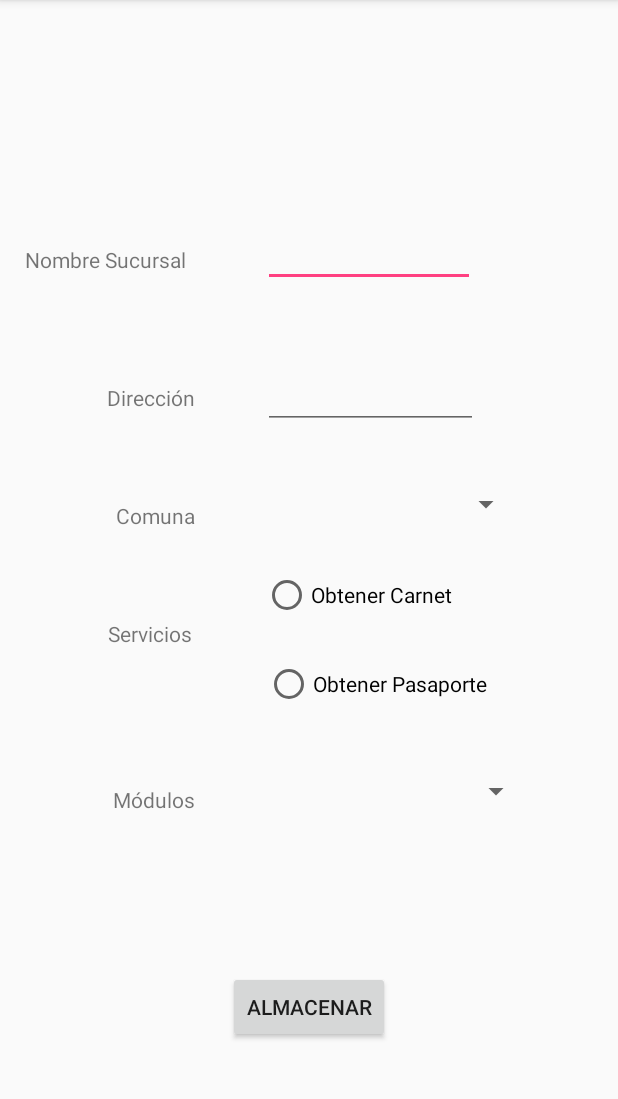
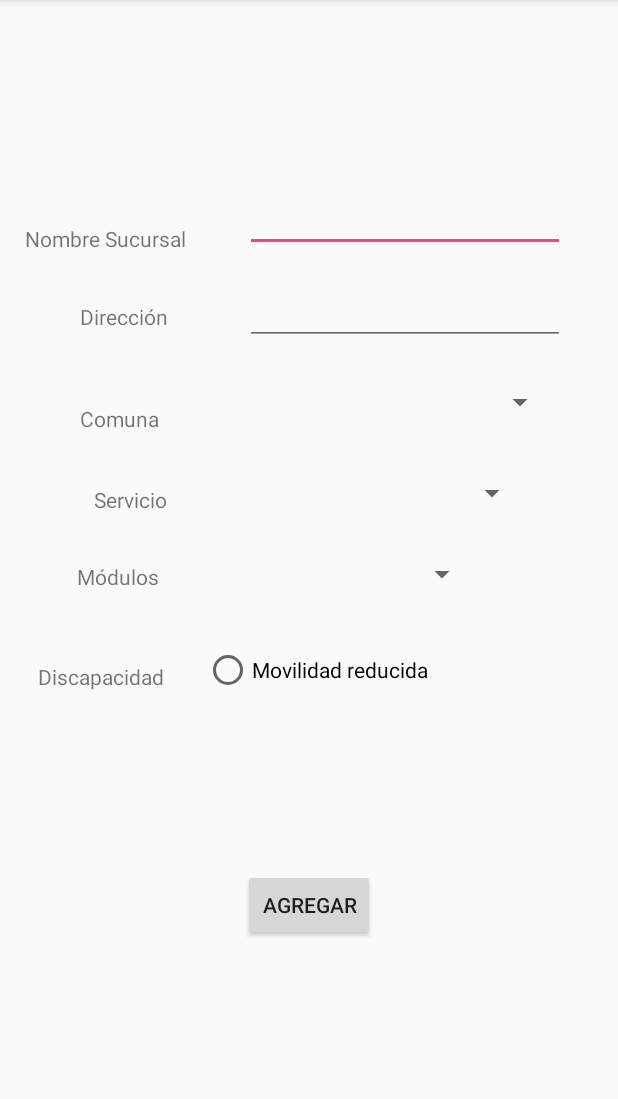
Before and after one commit to cmardonespino/Proyecto_Disenio2.0, an Android app: the screen it shows after launch (LlenarTablas before the commit, LlenarTablaSucursal after it), after a tap on "LLENAR BASE DE DATOS", on a phone screen of 412 x 824 dp, the part 84-1183 px from its top. Run offline under Robolectric (Android 15) with nearby library versions, the phone set to English and light mode, and no system bars.

Commit message:
se hicieron muchas modificaciones que ya no me acuerdo :(, PERO, lo ultimo que le acabo de hacer fue agregar una nueva vista con todas sus funcionalidades (controlador/llenartablasucursal) y el string.xml para los radiobutton, solucione el problema de no encontrar la base de datos a traves del Android Device Monitor, etc!

```diff
--- a/app/src/main/AndroidManifest.xml
+++ b/app/src/main/AndroidManifest.xml
@@ -16,7 +16,7 @@
                 <category android:name="android.intent.category.LAUNCHER" />
             </intent-filter>
         </activity>
-        <activity android:name=".Controlador.LlenarTablas"></activity>
+        <activity android:name=".Controlador.LlenarTablaSucursal"></activity>
     </application>
 
 </manifest>
--- a/app/src/main/java/com/example/carlosandres/turnpass/Controlador/MainActivity.java
+++ b/app/src/main/java/com/example/carlosandres/turnpass/Controlador/MainActivity.java
@@ -1,11 +1,18 @@
 package com.example.carlosandres.turnpass.Controlador;
 
+import android.content.ContentValues;
 import android.content.Intent;
+import android.database.sqlite.SQLiteDatabase;
 import android.support.v7.app.AppCompatActivity;
 import android.os.Bundle;
 import android.view.View;
+import android.widget.Button;
+import android.widget.Toast;
 
+import com.example.carlosandres.turnpass.Modelo.Sucursal;
 import com.example.carlosandres.turnpass.R;
+
+import java.util.ArrayList;
 
 /***************************** R E F E R E N C I A S *******************************/
 
@@ -14,6 +21,21 @@ import com.example.carlosandres.turnpass.R;
 /* https://developer.android.com/training/custom-views/create-view.html */
 /* http://sqlitebrowser.org/ */
 /* https://stackoverflow.com/questions/17529766/view-contents-of-database-file-in-android-studio */
+/* https://developer.android.com/training/basics/data-storage/databases.html?hl=es-419 */
+/* https://sqlite.org/cli.html */
+
+/* LINK DE AYUDA PARA ACCEDER Y MOSTRAR DATOS DE BASE DE DATOS */
+/* https://stackoverflow.com/questions/13006315/how-to-access-data-data-folder-in-android-device */
+/* https://stackoverflow.com/questions/18370219/how-to-use-adb-in-android-studio-to-view-an-sqlite-db */
+
+/* PARA MOSTRAR BASE DE DATOS DIRIGIRSE A TRAVES DEL TERMINAL A ~/AppData/Local/Android/Sdk/platform-tools */
+/* LUEGO  ESCRIBIR ./adb shell */
+/* LUEGO ESCRIBIR run-as <nombre de paquete>, en este caso com.example.carlosandres.turnpass */
+/* ACCEDER A LA CARPETA databases */
+/* escribir sqlite3 Sucursal.db */
+/* PARA MOSTRAR DATOS, ESCRIBIR SELECT * FROM <nombre de tabla> */
+/* PARA SALIR DE LA SHELL DE SQLITE3, ESCRIBIR .exit */
+/* ENJOY :D */
 
 /***********************************************************************************/
 
@@ -25,8 +47,11 @@ public class MainActivity extends AppCompatActivity {
         setContentView(R.layout.activity_main);
     }
 
-    public void VistaLlenarTablas(View vistaLlenarTablas){
-        Intent intent = new Intent(this, LlenarTablas.class);
+
+    public void onClickBtn(View v){
+
+        Intent intent = new Intent(this, LlenarTablaSucursal.class);
+        intent.putStringArrayListExtra("test", null);
         startActivity(intent);
     }
 }
--- a/app/src/main/res/layout/activity_llenar_tablas.xml
+++ b/app/src/main/res/layout/activity_llenar_tabla_sucursal.xml
@@ -4,80 +4,60 @@
     xmlns:tools="http://schemas.android.com/tools"
     android:layout_width="match_parent"
     android:layout_height="match_parent"
-    tools:context="com.example.carlosandres.turnpass.Controlador.LlenarTablas">
+    tools:context="com.example.carlosandres.turnpass.Controlador.LlenarTablaSucursal">
 
     <Button
-        android:id="@+id/botonAlmacenar"
-        android:text="Almacenar"
-        android:onClick="llenarTablas"
-
+        android:id="@+id/botonAgregar"
         android:layout_width="wrap_content"
         android:layout_height="wrap_content"
         android:layout_marginBottom="8dp"
         android:layout_marginEnd="8dp"
         android:layout_marginStart="8dp"
         android:layout_marginTop="8dp"
+        android:onClick="agregarSucursal"
+        android:text="Agregar"
         app:layout_constraintBottom_toBottomOf="parent"
         app:layout_constraintEnd_toEndOf="parent"
         app:layout_constraintStart_toStartOf="parent"
         app:layout_constraintTop_toTopOf="parent"
-        app:layout_constraintVertical_bias="0.908" />
+        app:layout_constraintVertical_bias="0.812" />
 
     <TextView
         android:id="@+id/txtViewNombreSucursal"
-        android:text="Nombre Sucursal"
-
         android:layout_width="wrap_content"
         android:layout_height="wrap_content"
         android:layout_marginBottom="8dp"
         android:layout_marginEnd="8dp"
         android:layout_marginStart="8dp"
         android:layout_marginTop="8dp"
+        android:text="Nombre Sucursal"
         app:layout_constraintBottom_toBottomOf="parent"
         app:layout_constraintEnd_toEndOf="parent"
         app:layout_constraintHorizontal_bias="0.03"
         app:layout_constraintStart_toStartOf="parent"
         app:layout_constraintTop_toTopOf="parent"
-        app:layout_constraintVertical_bias="0.212" />
+        app:layout_constraintVertical_bias="0.193" />
 
     <TextView
         android:id="@+id/txtViewDireccion"
-        android:text="Dirección"
-
         android:layout_width="wrap_content"
         android:layout_height="wrap_content"
         android:layout_marginBottom="8dp"
         android:layout_marginEnd="8dp"
         android:layout_marginStart="8dp"
         android:layout_marginTop="8dp"
+        android:text="Dirección"
         app:layout_constraintBottom_toBottomOf="parent"
         app:layout_constraintEnd_toEndOf="parent"
-        app:layout_constraintHorizontal_bias="0.187"
+        app:layout_constraintHorizontal_bias="0.135"
         app:layout_constraintStart_toStartOf="parent"
         app:layout_constraintTop_toTopOf="parent"
-        app:layout_constraintVertical_bias="0.338" />
-
-    <TextView
-        android:id="@+id/txtViewServicios"
-        android:text="Servicios"
-
-        android:layout_width="wrap_content"
-        android:layout_height="wrap_content"
-        android:layout_marginBottom="8dp"
-        android:layout_marginEnd="8dp"
-        android:layout_marginStart="8dp"
-        android:layout_marginTop="8dp"
-        app:layout_constraintBottom_toBottomOf="parent"
-        app:layout_constraintEnd_toEndOf="parent"
-        app:layout_constraintHorizontal_bias="0.189"
-        app:layout_constraintStart_toStartOf="parent"
-        app:layout_constraintTop_toTopOf="parent"
-        app:layout_constraintVertical_bias="0.552" />
+        app:layout_constraintVertical_bias="0.264" />
 
     <EditText
         android:id="@+id/editTextNombreSucursal"
-        android:layout_width="141dp"
-        android:layout_height="wrap_content"
+        android:layout_width="wrap_content"
+        android:layout_height="43dp"
         android:layout_marginBottom="8dp"
         android:layout_marginEnd="8dp"
         android:layout_marginStart="8dp"
@@ -86,15 +66,15 @@
         android:inputType="textPersonName"
         app:layout_constraintBottom_toBottomOf="parent"
         app:layout_constraintEnd_toEndOf="parent"
-        app:layout_constraintHorizontal_bias="0.656"
+        app:layout_constraintHorizontal_bias="0.849"
         app:layout_constraintStart_toStartOf="parent"
         app:layout_constraintTop_toTopOf="parent"
-        app:layout_constraintVertical_bias="0.195" />
+        app:layout_constraintVertical_bias="0.165" />
 
     <EditText
         android:id="@+id/editTextDireccion"
-        android:layout_width="143dp"
-        android:layout_height="wrap_content"
+        android:layout_width="wrap_content"
+        android:layout_height="38dp"
         android:layout_marginBottom="8dp"
         android:layout_marginEnd="8dp"
         android:layout_marginStart="8dp"
@@ -103,42 +83,74 @@
         android:inputType="textPersonName"
         app:layout_constraintBottom_toBottomOf="parent"
         app:layout_constraintEnd_toEndOf="parent"
-        app:layout_constraintHorizontal_bias="0.662"
+        app:layout_constraintHorizontal_bias="0.849"
         app:layout_constraintStart_toStartOf="parent"
         app:layout_constraintTop_toTopOf="parent"
-        app:layout_constraintVertical_bias="0.329" />
+        app:layout_constraintVertical_bias="0.258" />
 
-    <RadioButton
-        android:id="@+id/radioButtonCarnet"
+    <Spinner
+        android:id="@+id/spinnerComuna"
+        android:entries="@array/comunas_array"
+        android:layout_width="210dp"
+        android:layout_height="wrap_content"
+        android:layout_marginBottom="8dp"
+        android:layout_marginEnd="8dp"
+        android:layout_marginStart="8dp"
+        android:layout_marginTop="8dp"
+        app:layout_constraintBottom_toBottomOf="parent"
+        app:layout_constraintEnd_toEndOf="parent"
+        app:layout_constraintHorizontal_bias="0.822"
+        app:layout_constraintStart_toStartOf="parent"
+        app:layout_constraintTop_toTopOf="parent"
+        app:layout_constraintVertical_bias="0.341" />
+
+    <TextView
+        android:id="@+id/txtViewComuna"
         android:layout_width="wrap_content"
         android:layout_height="wrap_content"
         android:layout_marginBottom="8dp"
         android:layout_marginEnd="8dp"
         android:layout_marginStart="8dp"
         android:layout_marginTop="8dp"
-        android:text="Obtener Carnet"
+        android:text="Comuna"
         app:layout_constraintBottom_toBottomOf="parent"
         app:layout_constraintEnd_toEndOf="parent"
-        app:layout_constraintHorizontal_bias="0.62"
+        app:layout_constraintHorizontal_bias="0.132"
         app:layout_constraintStart_toStartOf="parent"
         app:layout_constraintTop_toTopOf="parent"
-        app:layout_constraintVertical_bias="0.518" />
+        app:layout_constraintVertical_bias="0.357" />
 
-    <RadioButton
-        android:id="@+id/radioButtonPasaporte"
+    <Spinner
+        android:id="@+id/spinnerServicio"
+        android:entries="@array/servicio_array"
+        android:layout_width="193dp"
+        android:layout_height="wrap_content"
+        android:layout_marginBottom="8dp"
+        android:layout_marginEnd="8dp"
+        android:layout_marginStart="8dp"
+        android:layout_marginTop="8dp"
+        app:layout_constraintBottom_toBottomOf="parent"
+        app:layout_constraintEnd_toEndOf="parent"
+        app:layout_constraintHorizontal_bias="0.742"
+        app:layout_constraintStart_toStartOf="parent"
+        app:layout_constraintTop_toTopOf="parent"
+        app:layout_constraintVertical_bias="0.424" />
+
+    <TextView
+        android:id="@+id/txtViewServicio"
         android:layout_width="wrap_content"
         android:layout_height="wrap_content"
         android:layout_marginBottom="8dp"
         android:layout_marginEnd="8dp"
         android:layout_marginStart="8dp"
         android:layout_marginTop="8dp"
-        android:text="Obtener Pasaporte"
+        android:text="Servicio"
         app:layout_constraintBottom_toBottomOf="parent"
         app:layout_constraintEnd_toEndOf="parent"
-        app:layout_constraintHorizontal_bias="0.683"
+        app:layout_constraintHorizontal_bias="0.157"
         app:layout_constraintStart_toStartOf="parent"
         app:layout_constraintTop_toTopOf="parent"
-        app:layout_constraintVertical_bias="0.6" />
+        app:layout_constraintVertical_bias="0.43" />
 
     <TextView
         android:id="@+id/txtViewModulos"
@@ -151,60 +163,52 @@
         android:text="Módulos"
         app:layout_constraintBottom_toBottomOf="parent"
         app:layout_constraintEnd_toEndOf="parent"
-        app:layout_constraintHorizontal_bias="0.197"
+        app:layout_constraintHorizontal_bias="0.127"
+        app:layout_constraintStart_toStartOf="parent"
+        app:layout_constraintTop_toTopOf="parent" />
+
+    <Spinner
+        android:id="@+id/spinnerModulos"
+        android:entries="@array/cantidadModulos_array"
+        android:layout_width="153dp"
+        android:layout_height="wrap_content"
+        android:layout_marginBottom="8dp"
+        android:layout_marginEnd="92dp"
+        android:layout_marginStart="8dp"
+        android:layout_marginTop="8dp"
+        app:layout_constraintBottom_toBottomOf="parent"
+        app:layout_constraintEnd_toEndOf="parent"
+        app:layout_constraintHorizontal_bias="0.992"
         app:layout_constraintStart_toStartOf="parent"
         app:layout_constraintTop_toTopOf="parent"
-        app:layout_constraintVertical_bias="0.703" />
+        app:layout_constraintVertical_bias="0.498" />
 
-    <Spinner
-        android:id="@+id/spinnerCantidaddeModulos"
-        android:layout_width="176dp"
+    <RadioButton
+        android:id="@+id/radioButtonDiscapacidad"
+        android:layout_width="wrap_content"
+        android:layout_height="wrap_content"
+        android:layout_marginBottom="8dp"
+        android:layout_marginStart="136dp"
+        android:layout_marginTop="8dp"
+        android:text="Movilidad reducida"
+        app:layout_constraintBottom_toBottomOf="parent"
+        app:layout_constraintStart_toStartOf="parent"
+        app:layout_constraintTop_toTopOf="parent"
+        app:layout_constraintVertical_bias="0.587" />
 
-        android:layout_height="28dp"
+    <TextView
+        android:id="@+id/txtViewDiscapacidad"
+        android:layout_width="wrap_content"
+        android:layout_height="23dp"
         android:layout_marginBottom="8dp"
         android:layout_marginEnd="8dp"
         android:layout_marginStart="8dp"
         android:layout_marginTop="8dp"
-        android:entries="@array/cantidadModulos_array"
+        android:text="Discapacidad"
         app:layout_constraintBottom_toBottomOf="parent"
         app:layout_constraintEnd_toEndOf="parent"
-        app:layout_constraintHorizontal_bias="0.776"
+        app:layout_constraintHorizontal_bias="0.056"
         app:layout_constraintStart_toStartOf="parent"
         app:layout_constraintTop_toTopOf="parent"
-        app:layout_constraintVertical_bias="0.698" />
-
-    <Spinner
-        android:id="@+id/spinnerComunas"
-        android:entries="@array/comunas_array"
-        android:layout_width="170dp"
-        android:layout_height="28dp"
-        android:layout_marginBottom="8dp"
-        android:layout_marginEnd="8dp"
-        android:layout_marginStart="8dp"
-        android:layout_marginTop="8dp"
-        app:layout_constraintBottom_toBottomOf="parent"
-        app:layout_constraintEnd_toEndOf="parent"
-        app:layout_constraintHorizontal_bias="0.752"
-        app:layout_constraintStart_toStartOf="parent"
-        app:layout_constraintTop_toTopOf="parent"
-        app:layout_constraintVertical_bias="0.434" />
-
-    <TextView
-        android:id="@+id/txtViewComuna"
-        android:text="Comuna"
-
-        android:layout_width="wrap_content"
-        android:layout_height="wrap_content"
-        android:layout_marginBottom="8dp"
-        android:layout_marginEnd="8dp"
-        android:layout_marginStart="8dp"
-        android:layout_marginTop="8dp"
-        app:layout_constraintBottom_toBottomOf="parent"
-        app:layout_constraintEnd_toEndOf="parent"
-        app:layout_constraintHorizontal_bias="0.202"
-        app:layout_constraintStart_toStartOf="parent"
-        app:layout_constraintTop_toTopOf="parent"
-        app:layout_constraintVertical_bias="0.445" />
-
-
+        app:layout_constraintVertical_bias="0.595" />
 </android.support.constraint.ConstraintLayout>
--- a/app/src/main/res/values/strings.xml
+++ b/app/src/main/res/values/strings.xml
@@ -17,4 +17,11 @@
         <item>3</item>
         <item>4</item>
     </string-array>
+
+    <string-array name="servicio_array">
+        <item></item>
+        <item>Carnet</item>
+        <item>Pasaporte</item>
+    </string-array>
+
 </resources>
```
Also changed, not shown: app/src/main/java/com/example/carlosandres/turnpass/Controlador/LlenarTablaSucursal.java (added, +82 -0 lines), app/src/main/java/com/example/carlosandres/turnpass/Controlador/LlenarTablas.java (deleted, +0 -53 lines), app/src/main/java/com/example/carlosandres/turnpass/Modelo/Sucursal.java (+22 -50 lines), app/src/main/res/layout/activity_main.xml (+7 -22 lines).
